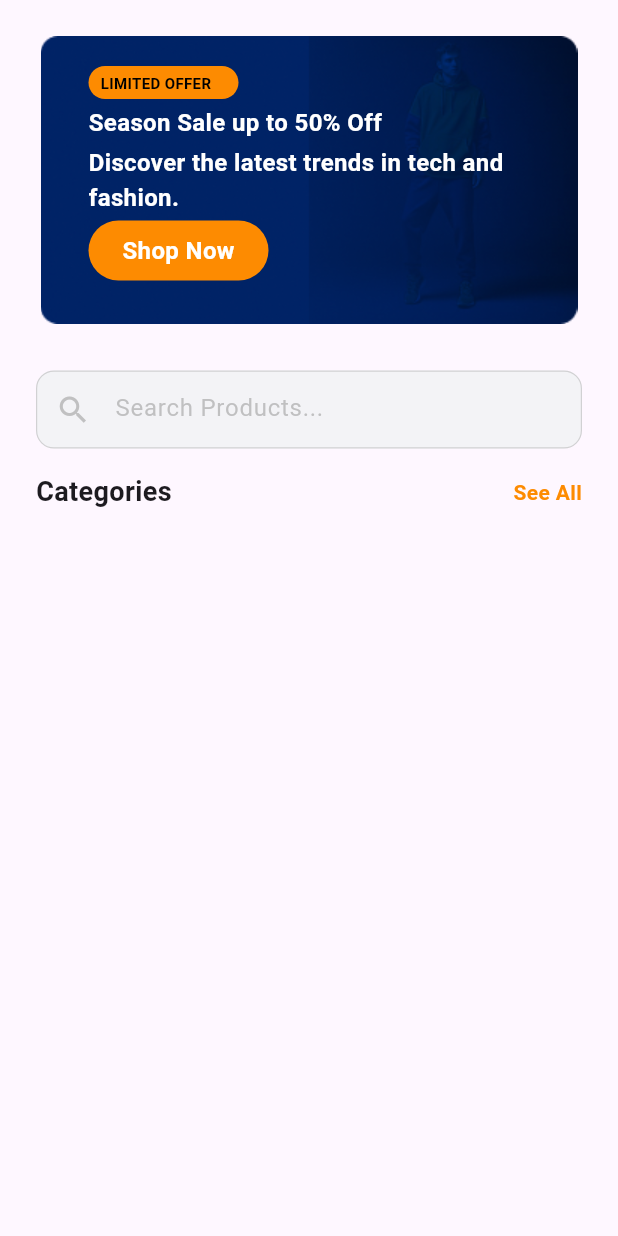
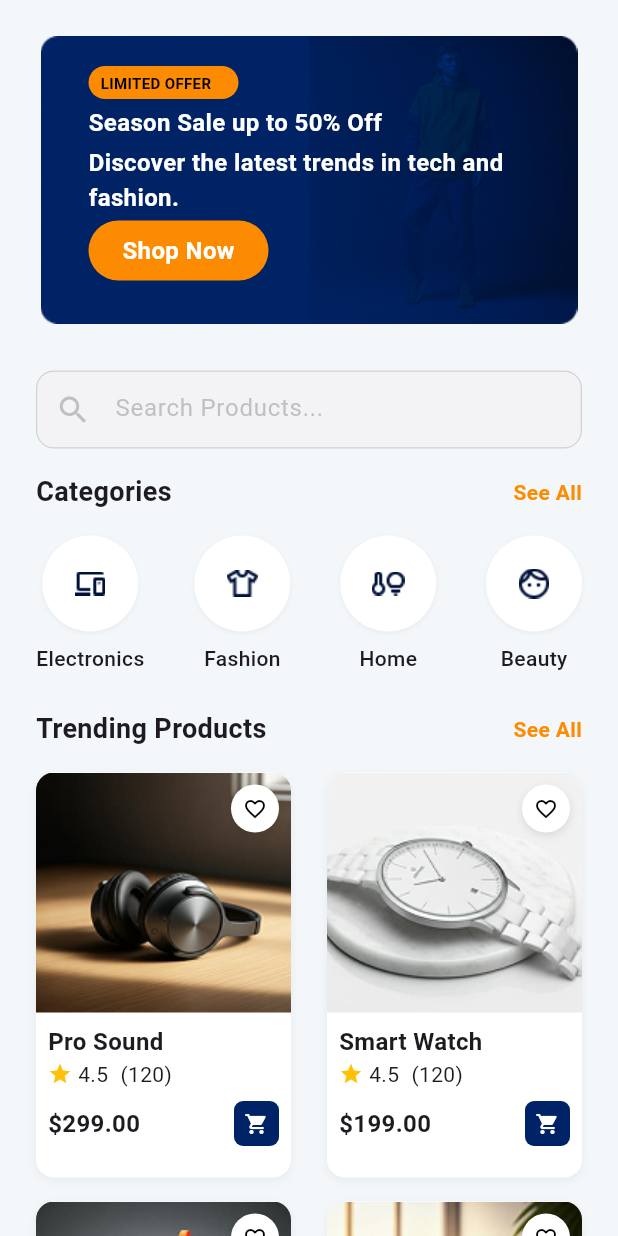
Before and after one commit to Jessetwo/vibrant_commerce, a Flutter app: the HomePage screen opened directly, on a phone screen of 412 x 824 dp. Run offline on Flutter 3.47's test engine with Material 3 defaults, Android fonts, the phone set to English and light mode, and no system bars.

Commit message:
products added

```diff
--- a/lib/components/widgets/catergory_box.dart
+++ b/lib/components/widgets/catergory_box.dart
@@ -1,7 +1,8 @@
 import 'package:flutter/material.dart';
 
 class CatergoryBox extends StatelessWidget {
-  const CatergoryBox({super.key});
+  final String imagePath;
+  const CatergoryBox({super.key, required this.imagePath});
 
   @override
   Widget build(BuildContext context) {
@@ -9,9 +10,17 @@ class CatergoryBox extends StatelessWidget {
       width: 64,
       height: 64,
       decoration: BoxDecoration(
-        color: Colors.grey.withOpacity(0.2),
-        borderRadius: BorderRadius.circular(12),
+        boxShadow: [
+          BoxShadow(
+            color: Colors.black.withOpacity(0.05),
+            blurRadius: 2,
+            offset: Offset(0, 1),
+          ),
+        ],
+        color: Colors.white,
+        borderRadius: BorderRadius.circular(100),
       ),
+      child: Center(child: Image.asset(imagePath, width: 32, height: 32)),
     );
   }
 }
--- /dev/null
+++ b/lib/components/widgets/product_card.dart
@@ -0,0 +1,124 @@
+import 'package:flutter/material.dart';
+import 'package:vibrant_commerce/components/assets/app_colors.dart';
+
+class ProductCard extends StatelessWidget {
+  final String title;
+  final String Price;
+  final String imagePath;
+  const ProductCard({
+    super.key,
+    required this.title,
+    required this.Price,
+    required this.imagePath,
+  });
+
+  @override
+  Widget build(BuildContext context) {
+    return Container(
+      width: 170,
+      height: 270,
+      decoration: BoxDecoration(
+        color: Colors.white,
+        borderRadius: BorderRadius.circular(12),
+        boxShadow: [
+          BoxShadow(
+            color: Colors.black.withOpacity(0.05),
+            blurRadius: 4,
+            offset: Offset(0, 2),
+          ),
+        ],
+      ),
+      child: Column(
+        crossAxisAlignment: CrossAxisAlignment.start,
+        children: [
+          Stack(
+            children: [
+              Container(
+                width: double.infinity,
+                height: 160,
+                decoration: BoxDecoration(
+                  borderRadius: BorderRadius.vertical(top: Radius.circular(12)),
+                  image: DecorationImage(
+                    image: AssetImage(imagePath),
+                    fit: BoxFit.cover,
+                  ),
+                ),
+              ),
+              Positioned(
+                top: 8,
+                right: 8,
+                child: Container(
+                  width: 32,
+                  height: 32,
+                  decoration: BoxDecoration(
+                    color: Colors.white,
+                    shape: BoxShape.circle,
+                    boxShadow: [
+                      BoxShadow(
+                        color: Colors.black.withOpacity(0.1),
+                        blurRadius: 4,
+                        offset: Offset(0, 2),
+                      ),
+                    ],
+                  ),
+                  child: Icon(
+                    Icons.favorite_border,
+                    size: 16,
+                    color: Colors.black,
+                  ),
+                ),
+              ),
+            ],
+          ),
+          const SizedBox(height: 8),
+          Padding(
+            padding: const EdgeInsets.only(left: 8.0, right: 8.0),
+            child: Text(
+              title,
+              style: TextStyle(fontSize: 16, fontWeight: FontWeight.bold),
+            ),
+          ),
+          Padding(
+            padding: const EdgeInsets.only(left: 8.0, right: 8.0),
+            child: Row(
+              children: [
+                Icon(Icons.star, size: 16, color: Colors.amber),
+                const SizedBox(width: 4),
+                Text('4.5'),
+                const SizedBox(width: 8),
+                Text('(120)'),
+              ],
+            ),
+          ),
+          const SizedBox(height: 8),
+          Padding(
+            padding: const EdgeInsets.only(left: 8.0, right: 8.0),
+            child: Row(
+              mainAxisAlignment: MainAxisAlignment.spaceBetween,
+              children: [
+                Text(
+                  Price,
+                  style: TextStyle(fontWeight: FontWeight.bold, fontSize: 16),
+                ),
+                const SizedBox(width: 8),
+                Container(
+                  width: 30,
+                  height: 30,
+                  decoration: BoxDecoration(
+                    color: AppColors.secondaryColor,
+                    borderRadius: BorderRadius.circular(6),
+                  ),
+                  child: Icon(
+                    Icons.shopping_cart,
+                    size: 16,
+                    color: Colors.white,
+                  ),
+                ),
+              ],
+            ),
+          ),
+        ],
+      ),
+    );
+  }
+}
--- a/lib/screens/main_screens/home_page.dart
+++ b/lib/screens/main_screens/home_page.dart
@@ -1,6 +1,8 @@
 import 'package:flutter/material.dart';
 import 'package:vibrant_commerce/components/assets/app_colors.dart';
+import 'package:vibrant_commerce/components/widgets/catergory_box.dart';
 import 'package:vibrant_commerce/components/widgets/my_text_box.dart';
+import 'package:vibrant_commerce/components/widgets/product_card.dart';
 
 class HomePage extends StatelessWidget {
   const HomePage({super.key});
@@ -8,7 +10,9 @@ class HomePage extends StatelessWidget {
   @override
   Widget build(BuildContext context) {
     return Scaffold(
+      backgroundColor: AppColors.tertiaryColor,
       body: SafeArea(
+        child: SingleChildScrollView(
           child: Padding(
             padding: const EdgeInsets.all(24.0),
             child: Column(
@@ -102,7 +106,10 @@ class HomePage extends StatelessWidget {
                   children: [
                     Text(
                       'Categories',
-                    style: TextStyle(fontSize: 18, fontWeight: FontWeight.bold),
+                      style: TextStyle(
+                        fontSize: 18,
+                        fontWeight: FontWeight.bold,
+                      ),
                     ),
                     Text(
                       'See All',
@@ -114,7 +121,128 @@ class HomePage extends StatelessWidget {
                     ),
                   ],
                 ),
+                const SizedBox(height: 16),
+                Row(
+                  mainAxisAlignment: MainAxisAlignment.spaceBetween,
+                  children: [
+                    Column(
+                      children: [
+                        const CatergoryBox(
+                          imagePath: 'assets/images/electronics.png',
+                        ),
+                        const SizedBox(height: 8),
+                        Text(
+                          'Electronics',
+                          style: TextStyle(
+                            fontSize: 14,
+                            fontWeight: FontWeight.w500,
+                          ),
+                        ),
                       ],
+                    ),
+
+                    Column(
+                      children: [
+                        const CatergoryBox(
+                          imagePath: 'assets/images/fashion.png',
+                        ),
+                        const SizedBox(height: 8),
+                        Text(
+                          'Fashion',
+                          style: TextStyle(
+                            fontSize: 14,
+                            fontWeight: FontWeight.w500,
+                          ),
+                        ),
+                      ],
+                    ),
+
+                    Column(
+                      children: [
+                        const CatergoryBox(imagePath: 'assets/images/home.png'),
+                        const SizedBox(height: 8),
+                        Text(
+                          'Home',
+                          style: TextStyle(
+                            fontSize: 14,
+                            fontWeight: FontWeight.w500,
+                          ),
+                        ),
+                      ],
+                    ),
+
+                    Column(
+                      children: [
+                        const CatergoryBox(
+                          imagePath: 'assets/images/beauty.png',
+                        ),
+                        const SizedBox(height: 8),
+                        Text(
+                          'Beauty',
+                          style: TextStyle(
+                            fontSize: 14,
+                            fontWeight: FontWeight.w500,
+                          ),
+                        ),
+                      ],
+                    ),
+                  ],
+                ),
+                const SizedBox(height: 24),
+                Row(
+                  mainAxisAlignment: MainAxisAlignment.spaceBetween,
+                  children: [
+                    Text(
+                      'Trending Products',
+                      style: TextStyle(
+                        fontSize: 18,
+                        fontWeight: FontWeight.bold,
+                      ),
+                    ),
+                    Text(
+                      'See All',
+                      style: TextStyle(
+                        fontSize: 14,
+                        color: AppColors.primaryColor,
+                        fontWeight: FontWeight.bold,
+                      ),
+                    ),
+                  ],
+                ),
+                const SizedBox(height: 16),
+                Row(
+                  mainAxisAlignment: MainAxisAlignment.spaceBetween,
+                  children: [
+                    ProductCard(
+                      title: 'Pro Sound',
+                      Price: '\$299.00',
+                      imagePath: 'assets/images/headphone.png',
+                    ),
+                    ProductCard(
+                      title: 'Smart Watch',
+                      Price: '\$199.00',
+                      imagePath: 'assets/images/watch.png',
+                    ),
+                  ],
+                ),
+                const SizedBox(height: 16),
+                Row(
+                  mainAxisAlignment: MainAxisAlignment.spaceBetween,
+                  children: [
+                    ProductCard(
+                      title: 'Aero-Max Runners',
+                      Price: '\$120.00',
+                      imagePath: 'assets/images/shoe.png',
+                    ),
+                    ProductCard(
+                      title: 'Velvet Amber…',
+                      Price: '\$75.00',
+                      imagePath: 'assets/images/perfume.png',
+                    ),
+                  ],
+                ),
+              ],
+            ),
           ),
         ),
       ),
```
Also changed, not shown: assets/images/beauty.png (added), assets/images/electronics.png (added), assets/images/fashion.png (added), assets/images/headphone.png (added), assets/images/home.png (added), assets/images/perfume.png (added), assets/images/shoe.png (added), assets/images/watch.png (added). Lines whose indentation alone changed are shown as unchanged.
